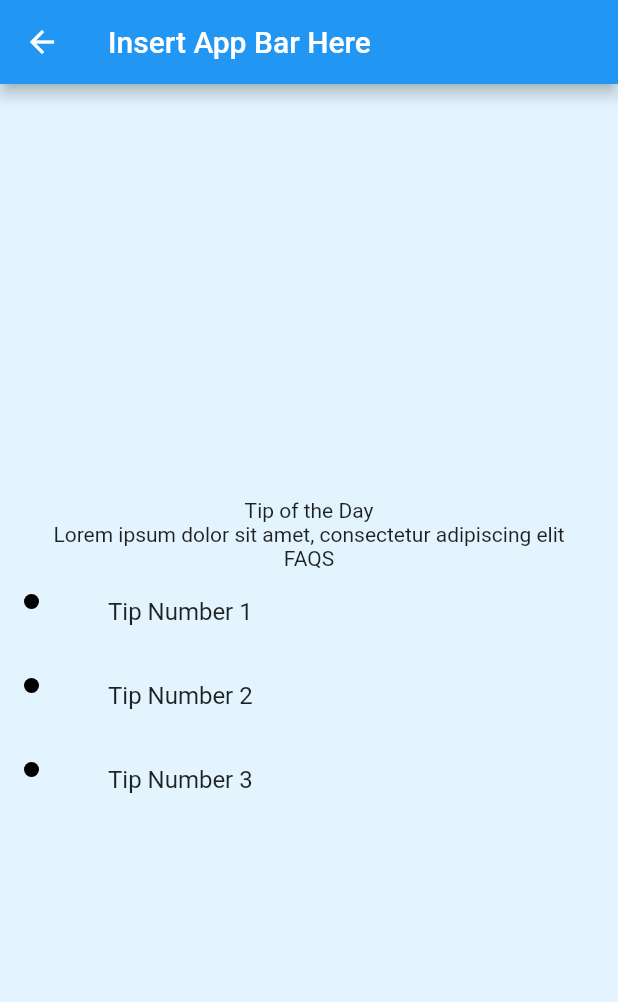
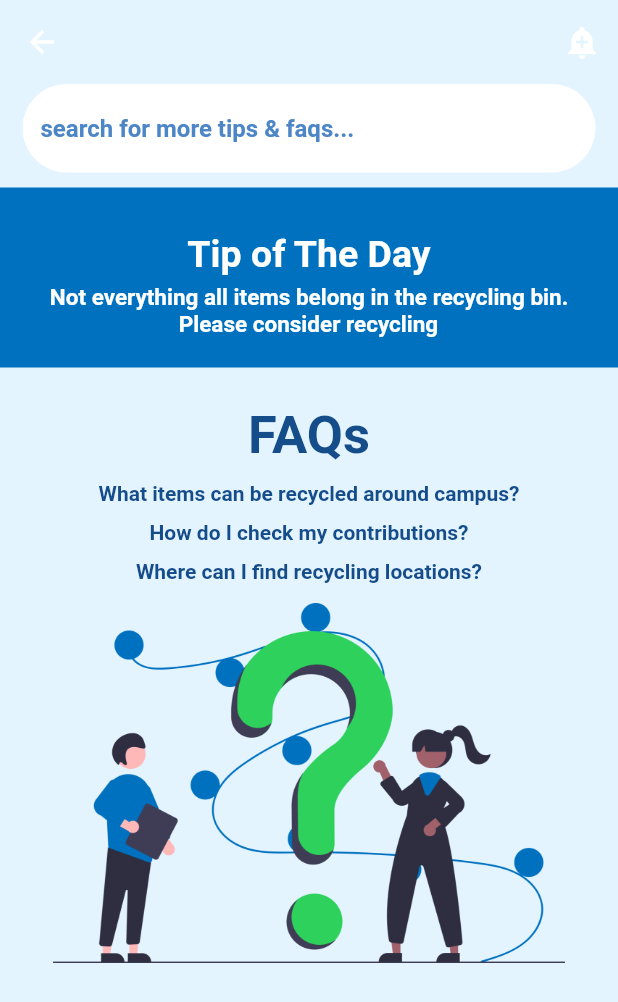
Before and after one commit to SammyOCodes/greengo, a Flutter app: the TipsScreen screen opened directly, on a phone screen of 412 x 824 dp. Shown: the top 1002 px of the screen. Run offline on Flutter 3.47's test engine with Material 2 defaults, Android fonts, the light colour scheme and no system bars; our stand-ins replace charts_flutter, firebase_auth, firebase_core, google_nav_bar, image_picker, percent_indicator; accounts and stored records are empty.

Commit message:
finished faq page

```diff
--- a/lib/screens/navbar.dart
+++ b/lib/screens/navbar.dart
@@ -9,6 +9,7 @@ import 'package:greengo/screens/imageRecog_screen.dart';
 import 'package:greengo/screens/login_screen.dart';
 import 'package:greengo/screens/authentication_screen.dart';
 import 'package:greengo/screens/navbar.dart';
+import 'package:greengo/screens/tips_screen.dart';
 
 class Navbar extends StatefulWidget {
   const Navbar({Key? key}) : super(key: key);
@@ -24,7 +25,7 @@ class _NavbarState extends State<Navbar> {
     HomeScreen(),
     AnalyticsScreen(),
     CameraApp(),
-    HomeScreen(),
+    TipsScreen(),
     HomePage()
   ];
 
--- a/lib/screens/tips_screen.dart
+++ b/lib/screens/tips_screen.dart
@@ -9,62 +9,107 @@ class TipsScreen extends StatefulWidget {
   State<TipsScreen> createState() => _TipsScreenState();
 }
 
-class MyBullet extends StatelessWidget{
+class _TipsScreenState extends State<TipsScreen> {
   @override
-  Widget build(BuildContext context){
-    return new Container(
-      height: 10.0,
-      width: 10.0,
-      decoration: new BoxDecoration(
-        color: Colors.black,
-        shape: BoxShape.circle,
+  Widget build(BuildContext context) {
+    return Scaffold(
+      appBar: AppBar(
+        backgroundColor: Colors.transparent,
+        elevation: 0,
+        actions: [IconButton(onPressed: () {}, icon: Icon(Icons.add_alert))],
+      ),
+      body: Column(
+        crossAxisAlignment: CrossAxisAlignment.center,
+        children: [
+          Padding(
+            padding: const EdgeInsets.fromLTRB(15, 0, 15, 0),
+            child: TextField(
+              decoration: InputDecoration(
+                  filled: true,
+                  hintStyle: TextStyle(
+                      color: Color(0xFF4D86C6), fontWeight: FontWeight.bold),
+                  hintText: 'search for more tips & faqs...',
+                  fillColor: Colors.white,
+                  enabledBorder: OutlineInputBorder(
+                      borderRadius: BorderRadius.circular(30),
+                      borderSide: BorderSide(color: Colors.transparent))),
+            ),
+          ),
+          SizedBox(
+            height: 10,
+          ),
+          Container(
+            color: Color(0xFF0071BF),
+            height: 120,
+            width: 500,
+            child:
+                Column(mainAxisAlignment: MainAxisAlignment.center, children: [
+              SizedBox(
+                height: 10,
+              ),
+              Text(
+                'Tip of The Day',
+                style: TextStyle(
+                    fontWeight: FontWeight.bold,
+                    fontSize: 25,
+                    color: Colors.white),
+              ),
+              SizedBox(
+                height: 5,
+              ),
+              Text(
+                'Not everything all items belong in the recycling bin.\n                       Please consider recycling ',
+                style: TextStyle(
+                  fontWeight: FontWeight.bold,
+                  fontSize: 15,
+                  color: Colors.white,
+                ),
+              ),
+            ]),
+          ),
+          SizedBox(
+            height: 25,
+          ),
+          Text(
+            'FAQs',
+            style: TextStyle(
+                color: Color(0xFF154C8A),
+                fontSize: 35,
+                fontWeight: FontWeight.bold),
+          ),
+          SizedBox(
+            height: 10,
+          ),
+          Text(
+            'What items can be recycled around campus?',
+            style: TextStyle(
+                fontWeight: FontWeight.bold, color: Color(0xFF154C8A)),
+          ),
+          SizedBox(
+            height: 10,
+          ),
+          Text(
+            'How do I check my contributions?',
+            style: TextStyle(
+                fontWeight: FontWeight.bold, color: Color(0xFF154C8A)),
+          ),
+          SizedBox(
+            height: 10,
+          ),
+          Text(
+            'Where can I find recycling locations?',
+            style: TextStyle(
+                fontWeight: FontWeight.bold, color: Color(0xFF154C8A)),
+          ),
+          SizedBox(
+            height: 13,
+          ),
+          Image(
+            image: AssetImage('lib/assets/FAQ-Assets.png'),
+            height: 240,
+          )
+        ],
       ),
     );
   }
 }
-/*const SizedBox(
-            width: 389.0,
-            height: 300.0,
-            child: Card(child: Text('Hello World!')),
-          ) */
-class _TipsScreenState extends State<TipsScreen>{
-  @override
-  Widget build(BuildContext context){
-    return Scaffold(
-      appBar: AppBar(
-        title: Text("Insert App Bar Here"),
-      ),
-      body: Column(
-        mainAxisAlignment: MainAxisAlignment.center,
-        crossAxisAlignment: CrossAxisAlignment.center,
-        children: [
-          Text(
-            'Tip of the Day',
-            textAlign: TextAlign.center,
-          ),
-          Text(
-            'Lorem ipsum dolor sit amet, consectetur adipiscing elit',
-            textAlign: TextAlign.center,
-          ),
-          Text(
-            'FAQS',
-            textAlign: TextAlign.center,
-          ),
-          new ListTile(
-            leading: new MyBullet(),
-            title: new Text('Tip Number 1'),
-          ),
-          new ListTile(
-            leading: new MyBullet(),
-            title: new Text('Tip Number 2'),
-          ),
-          new ListTile(
-            leading: new MyBullet(),
-            title: new Text('Tip Number 3'),
-          ),
-        ],
-
-      ),
-    );
-  }
-}
--- a/pubspec.yaml
+++ b/pubspec.yaml
@@ -69,9 +69,8 @@ flutter:
   uses-material-design: true
 
   # To add assets to your application, add an assets section, like this:
-  # assets:
-  #   - images/a_dot_burr.jpeg
-  #   - images/a_dot_ham.jpeg
+  assets:
+    - lib/assets/
 
   # An image asset can refer to one or more resolution-specific "variants", see
   # https://flutter.dev/assets-and-images/#resolution-aware
```
